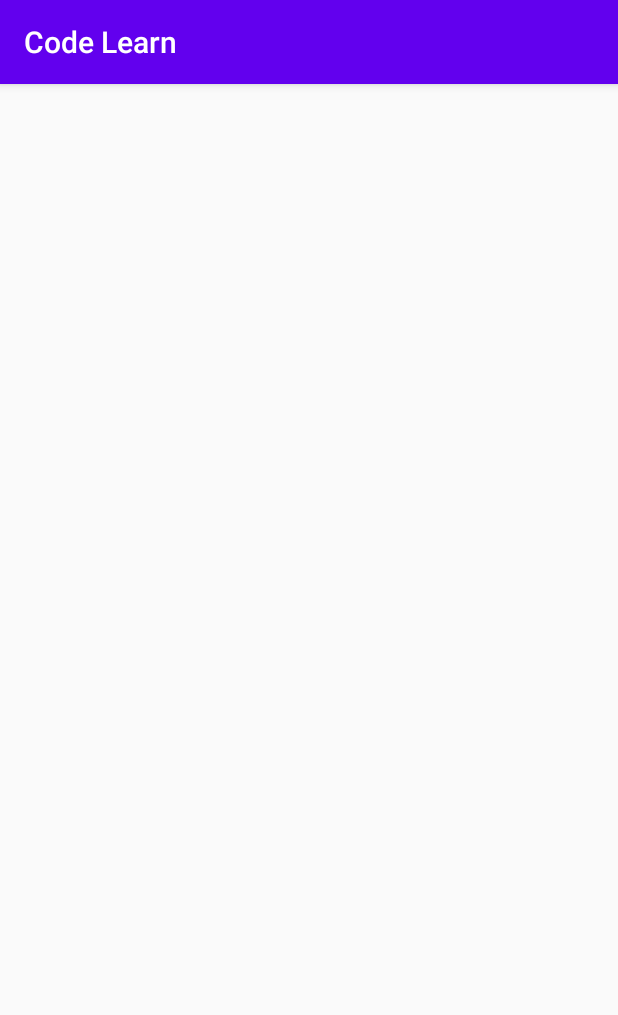
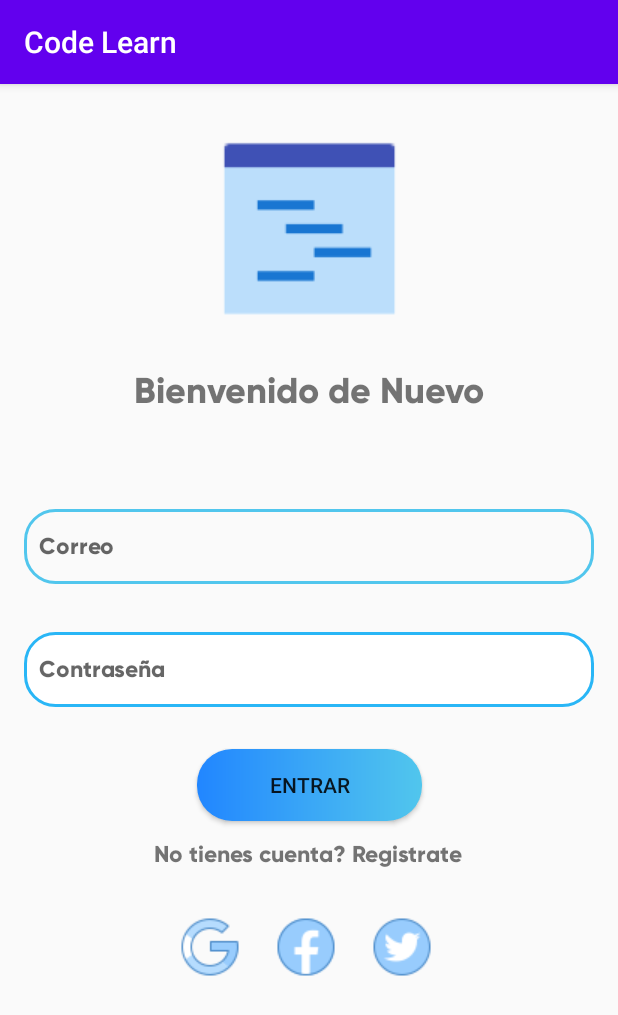
Before and after one commit to DiegoVega19/CodeLearningAPP, an Android app: the screen it shows after launch (LoginActivity), on a phone screen of 412 x 824 dp. Shown: the top 1015 px of the screen. Run offline under Robolectric (Android 15) with nearby library versions, the phone set to English and light mode, and no system bars; our stand-ins replace AdMob.

Commit message:
Ads y Estructura de la App

```diff
--- a/app/build.gradle
+++ b/app/build.gradle
@@ -30,10 +30,13 @@ dependencies {
     implementation 'androidx.core:core-ktx:1.3.2'
     implementation 'androidx.appcompat:appcompat:1.2.0'
     implementation 'androidx.constraintlayout:constraintlayout:2.0.4'
+    implementation 'androidx.recyclerview:recyclerview:1.1.0'
+    implementation 'androidx.cardview:cardview:1.0.0'
     testImplementation 'junit:junit:4.12'
     androidTestImplementation 'androidx.test.ext:junit:1.1.2'
     androidTestImplementation 'androidx.test.espresso:espresso-core:3.3.0'
     def lottieVersion = "3.4.4"
     implementation "com.airbnb.android:lottie:$lottieVersion"
+    implementation 'com.google.android.gms:play-services-ads:19.5.0'
 
 }
--- a/app/src/main/java/com/happysmile/codelearn/LoginActivity.kt
+++ b/app/src/main/java/com/happysmile/codelearn/LoginActivity.kt
@@ -1,11 +1,24 @@
 package com.happysmile.codelearn
 
+import android.content.Intent
 import androidx.appcompat.app.AppCompatActivity
 import android.os.Bundle
+import com.google.android.gms.ads.AdRequest
+import com.google.android.gms.ads.MobileAds
+import kotlinx.android.synthetic.main.activity_login.*
 
 class LoginActivity : AppCompatActivity() {
     override fun onCreate(savedInstanceState: Bundle?) {
         super.onCreate(savedInstanceState)
         setContentView(R.layout.activity_login)
+        MobileAds.initialize(this)
+        val adRequest = AdRequest.Builder()
+            .addTestDevice(AdRequest.DEVICE_ID_EMULATOR)
+            .build()
+        adView.loadAd(adRequest)
+        btnentrar.setOnClickListener {
+            var i = Intent(this,MainMenuActivity::class.java)
+            startActivity(i)
+        }
     }
 }
--- /dev/null
+++ b/app/src/main/res/drawable/input_style.xml
@@ -0,0 +1,19 @@
+<?xml version="1.0" encoding="utf-8"?>
+<selector xmlns:android="http://schemas.android.com/apk/res/android">
+    <item android:state_enabled="true" android:state_focused="true">
+        <shape android:shape="rectangle">
+            <gradient android:color="#FFFF"/>
+            <corners android:radius="20dp"/>
+            <stroke android:color="#51C6ED" android:width="2dp"/>
+        </shape>
+    </item>
+
+    <item android:state_enabled="true">
+        <shape android:shape="rectangle">
+            <solid android:color="#fff"/>
+            <corners android:radius="20dp"/>
+            <stroke android:color="#29B6F6" android:width="2dp"/>
+        </shape>
+    </item>
+
+</selector>
--- /dev/null
+++ b/app/src/main/res/drawable/styly_btn.xml
@@ -0,0 +1,10 @@
+<?xml version="1.0" encoding="utf-8"?>
+<shape xmlns:android="http://schemas.android.com/apk/res/android"
+    android:shape="rectangle">
+    <gradient
+        android:startColor="#2186FF"
+        android:centerColor="#3AA7F6"
+        android:endColor="#51C6ED"/>
+    <corners android:radius="23dp"/>
+    <shape></shape>
+</shape>
--- a/app/src/main/res/layout/activity_login.xml
+++ b/app/src/main/res/layout/activity_login.xml
@@ -4,6 +4,134 @@
     xmlns:tools="http://schemas.android.com/tools"
     android:layout_width="match_parent"
     android:layout_height="match_parent"
+    xmlns:ads="http://schemas.android.com/apk/res-auto"
     tools:context=".LoginActivity">
 
+    <ImageView
+        android:id="@+id/imageView"
+        android:layout_width="wrap_content"
+        android:layout_height="wrap_content"
+        android:layout_marginTop="21dp"
+        app:layout_constraintEnd_toEndOf="parent"
+        app:layout_constraintHorizontal_bias="0.5"
+        app:layout_constraintStart_toStartOf="parent"
+        app:layout_constraintTop_toTopOf="parent"
+        app:srcCompat="@drawable/codelearn" />
+
+    <TextView
+        android:id="@+id/textView"
+        android:layout_width="wrap_content"
+        android:layout_height="wrap_content"
+        android:fontFamily="@font/gilroybold"
+        android:text="Bienvenido de Nuevo"
+        android:textSize="24sp"
+        app:layout_constraintEnd_toEndOf="parent"
+        app:layout_constraintHorizontal_bias="0.5"
+        app:layout_constraintStart_toStartOf="parent"
+        app:layout_constraintTop_toBottomOf="@+id/imageView" />
+
+    <TextView
+        android:id="@+id/textView3"
+        android:layout_width="wrap_content"
+        android:layout_height="wrap_content"
+        android:layout_marginTop="12dp"
+        android:fontFamily="@font/gilroybold"
+        android:text="No tienes cuenta? Registrate"
+        android:textSize="15sp"
+        app:layout_constraintEnd_toEndOf="parent"
+        app:layout_constraintHorizontal_bias="0.497"
+        app:layout_constraintStart_toStartOf="parent"
+        app:layout_constraintTop_toBottomOf="@+id/btnentrar" />
+
+    <EditText
+        android:id="@+id/editTextTextEmailAddress"
+        android:layout_width="0dp"
+        android:layout_height="50dp"
+        android:layout_marginStart="16dp"
+        android:layout_marginTop="64dp"
+        android:layout_marginEnd="16dp"
+        android:background="@drawable/input_style"
+        android:ems="10"
+        android:fontFamily="@font/gilroybold"
+        android:hint="Correo"
+        android:inputType="textPassword"
+        android:paddingStart="10dp"
+        android:textSize="15sp"
+        app:layout_constraintEnd_toEndOf="parent"
+        app:layout_constraintHorizontal_bias="0.437"
+        app:layout_constraintStart_toStartOf="parent"
+        app:layout_constraintTop_toBottomOf="@+id/textView" />
+
+    <EditText
+        android:id="@+id/editTextTextEmailAddress2"
+        android:layout_width="0dp"
+        android:layout_height="50dp"
+        android:layout_marginStart="16dp"
+        android:layout_marginTop="32dp"
+        android:layout_marginEnd="16dp"
+        android:background="@drawable/input_style"
+        android:ems="10"
+        android:fontFamily="@font/gilroybold"
+        android:hint="Contraseña"
+        android:inputType="textEmailAddress"
+        android:paddingStart="10dp"
+        android:textSize="15sp"
+        app:layout_constraintEnd_toEndOf="parent"
+        app:layout_constraintHorizontal_bias="0.0"
+        app:layout_constraintStart_toStartOf="parent"
+        app:layout_constraintTop_toBottomOf="@+id/editTextTextEmailAddress" />
+
+    <Button
+        android:id="@+id/btnentrar"
+        android:layout_width="150dp"
+        android:layout_height="wrap_content"
+        android:layout_marginTop="28dp"
+        android:background="@drawable/styly_btn"
+        android:text="Entrar"
+        app:layout_constraintEnd_toEndOf="parent"
+        app:layout_constraintHorizontal_bias="0.5"
+        app:layout_constraintStart_toStartOf="parent"
+        app:layout_constraintTop_toBottomOf="@+id/editTextTextEmailAddress2" />
+
+    <ImageView
+        android:id="@+id/imageView2"
+        android:layout_width="wrap_content"
+        android:layout_height="wrap_content"
+        android:layout_marginStart="120dp"
+        android:layout_marginTop="32dp"
+        app:layout_constraintStart_toStartOf="parent"
+        app:layout_constraintTop_toBottomOf="@+id/textView3"
+        app:srcCompat="@drawable/gl" />
+
+    <ImageView
+        android:id="@+id/imageView3"
+        android:layout_width="wrap_content"
+        android:layout_height="wrap_content"
+        android:layout_marginStart="24dp"
+        app:layout_constraintStart_toEndOf="@+id/imageView2"
+        app:layout_constraintTop_toTopOf="@+id/imageView2"
+        app:srcCompat="@drawable/fb" />
+
+    <ImageView
+        android:id="@+id/imageView4"
+        android:layout_width="wrap_content"
+        android:layout_height="wrap_content"
+        android:layout_marginStart="24dp"
+        app:layout_constraintStart_toEndOf="@+id/imageView3"
+        app:layout_constraintTop_toTopOf="@+id/imageView3"
+        app:srcCompat="@drawable/tw" />
+
+    <com.google.android.gms.ads.AdView
+        android:id="@+id/adView"
+        ads:adSize="SMART_BANNER"
+        ads:adUnitId="ca-app-pub-3940256099942544/6300978111"
+        android:layout_width="0dp"
+        android:layout_height="wrap_content"
+        android:layout_marginStart="16dp"
+        android:layout_marginTop="676dp"
+        android:layout_marginEnd="16dp"
+        app:layout_constraintEnd_toEndOf="parent"
+        app:layout_constraintHorizontal_bias="0.0"
+        app:layout_constraintStart_toStartOf="parent"
+        app:layout_constraintTop_toTopOf="parent" />
 </androidx.constraintlayout.widget.ConstraintLayout>
--- a/build.gradle
+++ b/build.gradle
@@ -18,6 +18,7 @@ allprojects {
     repositories {
         google()
         jcenter()
+        maven { url "https://maven.google.com" }
     }
 }
 
```
Also changed, not shown: app/src/main/AndroidManifest.xml (+19 -1 lines), app/src/main/java/com/happysmile/codelearn/MainMenuActivity.kt (added, +18 -0 lines), app/src/main/java/com/happysmile/codelearn/Question1.kt (added, +47 -0 lines), app/src/main/java/com/happysmile/codelearn/Question2.kt (added, +11 -0 lines), app/src/main/res/layout/activity_main_menu.xml (added, +56 -0 lines), app/src/main/res/layout/activity_menu.xml (added, +56 -0 lines), app/src/main/res/layout/activity_question1.xml (added, +81 -0 lines), app/src/main/res/layout/activity_question2.xml (added, +21 -0 lines), app/src/main/res/drawable/codelearn.png (added), app/src/main/res/drawable/fb.png (added), app/src/main/res/drawable/gl.png (added), app/src/main/res/drawable/tw.png (added).
